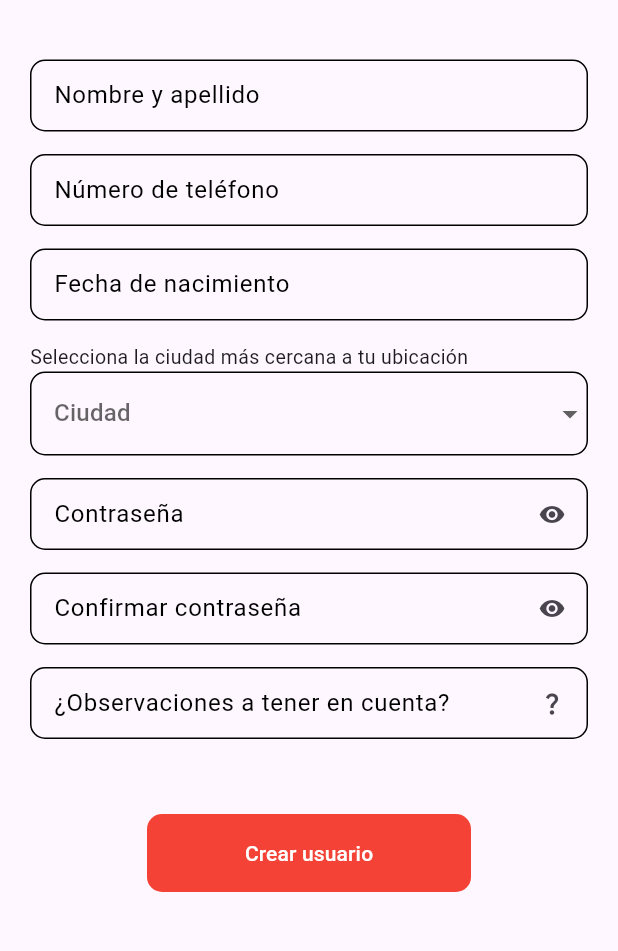
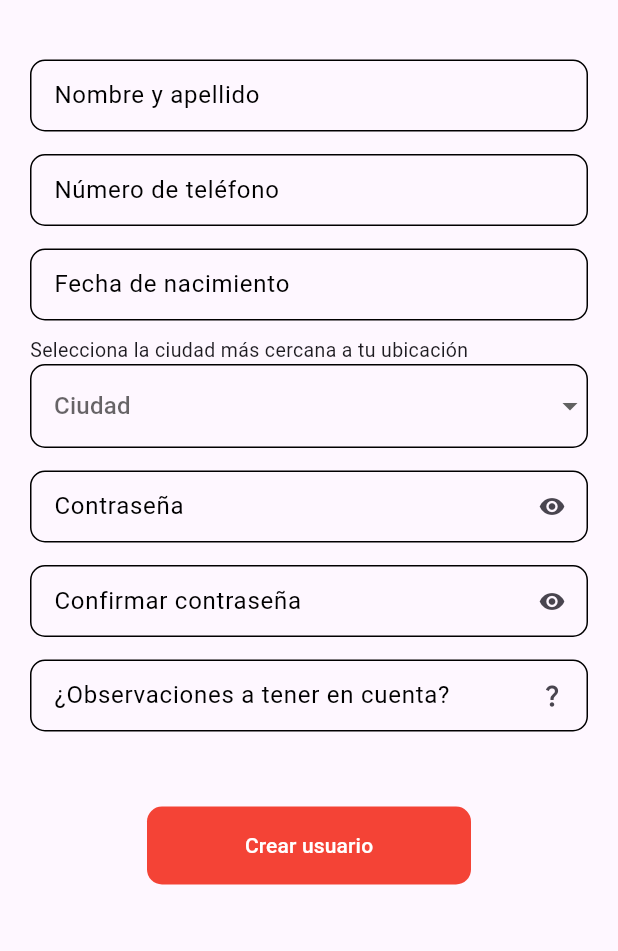
Before and after one commit to judagonsa/ekilibra_spa, a Flutter app: the screen it shows after launch, after a tap on the "person" icon, on a phone screen of 412 x 824 dp, the part 167-1118 px from its top. Run offline on Flutter 3.47's test engine with Material 3 defaults, Android fonts, the phone set to English and light mode, and no system bars; our stand-ins replace card_swiper, dartz, flutter_bloc, freezed_annotation, get_it, go_router and 2 more; network calls fail.

Commit message:
Solve some warnings

```diff
--- a/lib/app/pages/home/bloc/home_bloc.dart
+++ b/lib/app/pages/home/bloc/home_bloc.dart
@@ -1,7 +1,6 @@
-import 'package:bloc/bloc.dart';
+import 'package:flutter_bloc/flutter_bloc.dart';
 import 'package:ekilibra_spa/app/pages/home/model_service/service.dart';
 import 'package:ekilibra_spa/app/pages/home/use_cases/home_use_cases.dart';
-import 'package:freezed_annotation/freezed_annotation.dart';
 
 part 'home_event.dart';
 part 'home_state.dart';
--- a/lib/app/pages/home/bloc/home_state.dart
+++ b/lib/app/pages/home/bloc/home_state.dart
@@ -1,6 +1,5 @@
 part of 'home_bloc.dart';
 
-@freezed
 class HomeState {
   final List<Service>? services;
   final List<String>? places;
--- a/lib/app/pages/login/pages/login_page.dart
+++ b/lib/app/pages/login/pages/login_page.dart
@@ -93,6 +93,7 @@ class _LoginPageState extends State<LoginPage> {
                         isRealtime = true;
                         final isValid = formLoginKey.currentState!.validate();
                         if (isValid) {
+                          // ignore: avoid_print
                           print('revisar datos on firebase');
                         }
                       },
--- a/lib/app/pages/profile/model/profile.dart
+++ b/lib/app/pages/profile/model/profile.dart
@@ -1,4 +1,3 @@
-// This file is "main.dart"
 import 'package:freezed_annotation/freezed_annotation.dart';
 import 'package:flutter/foundation.dart';
 
--- a/lib/app/pages/profile/pages/profile_page.dart
+++ b/lib/app/pages/profile/pages/profile_page.dart
@@ -142,6 +142,7 @@ class _ImageProfileState extends State<_ImageProfile> {
       final imageTemp = File(imageGalery.path);
       setState(() => image = imageTemp);
     } on PlatformException catch (e) {
+      // ignore: avoid_print
       print('Failed to pick image: $e');
     }
   }
@@ -263,7 +264,7 @@ class _InputFormState extends State<_InputForm> {
             ),
           ),
           Padding(
-            padding: const EdgeInsets.only(top: 15),
+            padding: const EdgeInsets.only(top: 10),
             child: Column(
               crossAxisAlignment: CrossAxisAlignment.start,
               children: [
```
